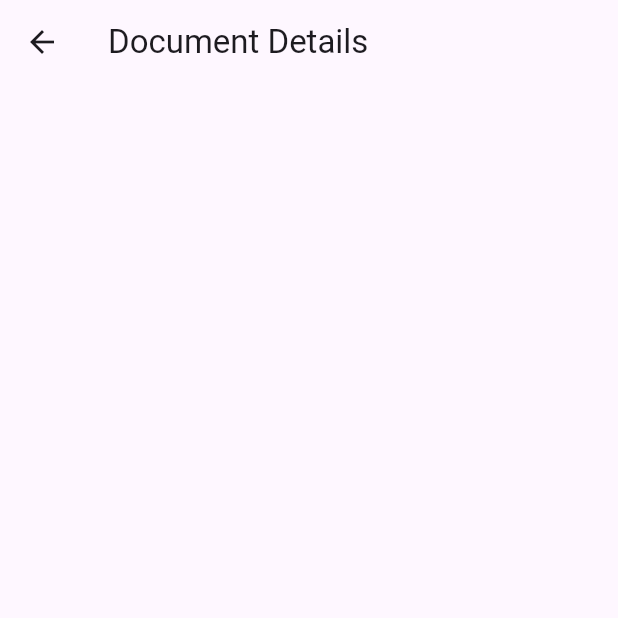
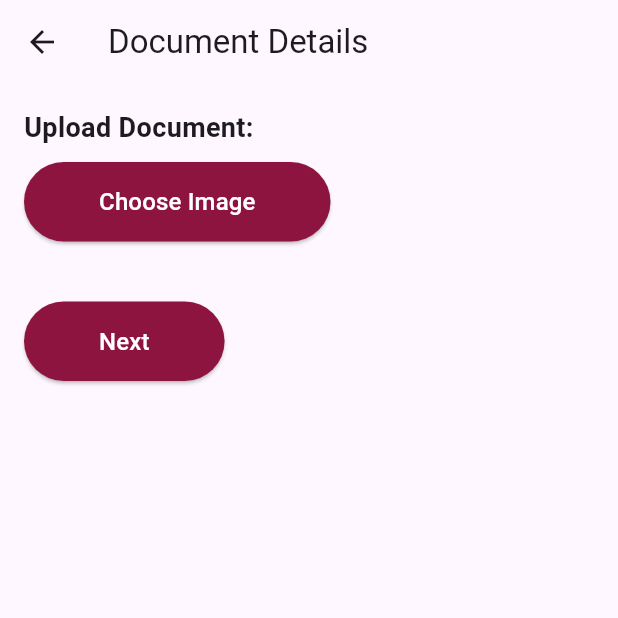
Before and after one commit to pulkitniua/upyog-mobile-app-practice, a Flutter app: the DocumentDetails screen opened directly, on a phone screen of 412 x 824 dp, the top half of it. Run offline on Flutter 3.47's test engine with Material 3 defaults, Android fonts, the light colour scheme and no system bars; our stand-ins replace dio, flutter_secure_storage, image_picker; missing offline and left inert: flutter_gradient_text; accounts and stored records are empty; network calls fail.

Commit message:
Developed document details screen

```diff
--- a/lib/widgets/modules/e_waste/document_details.dart
+++ b/lib/widgets/modules/e_waste/document_details.dart
@@ -1,17 +1,150 @@
+import 'dart:io';
 import 'package:flutter/material.dart';
+import 'package:image_picker/image_picker.dart';
+import 'package:http/http.dart' as http;
+import 'package:http_parser/http_parser.dart';
+import 'package:upyog/widgets/modules/e_waste/applicant_details.dart';
 
 class DocumentDetails extends StatefulWidget {
   const DocumentDetails({super.key});
 
   @override
-  State<DocumentDetails> createState() => _DocumentDetailsState();
+  _DocumentDetailsState createState() => _DocumentDetailsState();
 }
 
 class _DocumentDetailsState extends State<DocumentDetails> {
+  final ImagePicker _picker = ImagePicker();
+  List<XFile> _imageFiles = [];
+  String _apiResponse = '';  // To store API response for display
+
+  // Function to pick image and call API
+  Future<void> _pickImage() async {
+    // Image picker to select image
+    final pickedFile = await _picker.pickImage(source: ImageSource.gallery);
+
+    if (pickedFile != null) {
+      setState(() {
+        _imageFiles.add(pickedFile);
+      });
+
+      // Trigger the API call to upload the image
+      await _uploadImage(pickedFile);
+    }
+  }
+
+  // Function to upload image to API
+  Future<void> _uploadImage(XFile imageFile) async {
+    try {
+      var uri = Uri.parse('https://niuatt.niua.in/filestore/v1/files');
+
+      // Determine the file type dynamically
+      String fileExtension = imageFile.path.split('.').last.toLowerCase();
+      MediaType mediaType;
+
+      if (fileExtension == 'jpeg' || fileExtension == 'jpg') {
+        mediaType = MediaType('image', fileExtension);  // For images (jpeg, jpg)
+      } else if (fileExtension == 'pdf') {
+        mediaType = MediaType('application', 'pdf');  // For PDF files
+      } else {
+        mediaType = MediaType('application', 'octet-stream');  // Fallback for unknown types
+      }
+
+      var request = http.MultipartRequest('POST', uri)
+        ..fields['tenantId'] = 'pg'
+        ..fields['module'] = 'EWASTE'
+        ..files.add(await http.MultipartFile.fromPath(
+          'file',
+          imageFile.path,
+          contentType: mediaType,  // Set dynamic content type based on file type
+        ));
+
+      var response = await request.send();
+
+      // Collect the response body for display
+      final responseBody = await response.stream.bytesToString();
+
+      if (response.statusCode == 201) {
+        setState(() {
+          _apiResponse = 'File uploaded successfully';
+        });
+      } else {
+        setState(() {
+          _apiResponse = 'Failed! Status Code: ${response.statusCode}\nResponse Body: $responseBody';
+        });
+      }
+    } catch (e) {
+      print("Error occurred during image upload: $e");
+      setState(() {
+        _apiResponse = 'Error occurred during the upload: $e';
+      });
+    }
+  }
+
+  // Function to navigate to the next screen
+  void _goToNextScreen() {
+
+   Navigator.push(context, MaterialPageRoute(builder: (context) => const ApplicantDetails()));
+
+  }
+
   @override
   Widget build(BuildContext context) {
     return Scaffold(
-      appBar: AppBar(title: const Text('Document Details'),),
+      appBar: AppBar(title: const Text('Document Details')),
+      body: Padding(
+        padding: const EdgeInsets.all(16.0),
+        child: Column(
+          crossAxisAlignment: CrossAxisAlignment.start,
+          children: [
+            const Text(
+              'Upload Document:',
+              style: TextStyle(fontSize: 18, fontWeight: FontWeight.bold),
+            ),
+            const SizedBox(height: 10),
+            ElevatedButton(
+              onPressed: _pickImage,
+              style: ElevatedButton.styleFrom(
+                backgroundColor: const Color(0xFF8D143F),
+                padding: const EdgeInsets.symmetric(horizontal: 50, vertical: 15),
+              ),
+              child: const Text('Choose Image',style: TextStyle(fontSize: 16, color: Colors.white),),
+            ),
+            const SizedBox(height: 20),
+            // Display selected images
+            if (_imageFiles.isNotEmpty)
+              Column(
+                children: _imageFiles.map((file) {
+                  return ListTile(
+                    leading: file.name.endsWith('.pdf')
+                        ? Icon(Icons.picture_as_pdf, color: Colors.red)
+                        : Image.file(File(file.path), width: 50, height: 50),
+                    title: Text(file.name),
+                  );
+                }).toList(),
+              ),
+            const SizedBox(height: 20),
+            // Display API response (success/failure)
+            if (_apiResponse.isNotEmpty)
+              Padding(
+                padding: const EdgeInsets.all(8.0),
+                child: Text(
+                  _apiResponse,
+                  style: const TextStyle(fontSize: 14, color: Colors.black),
+                ),
+              ),
+
+            // Next button to navigate to the next screen
+            ElevatedButton(
+              onPressed: _goToNextScreen,
+              style: ElevatedButton.styleFrom(
+                backgroundColor: const Color(0xFF8D143F),
+                padding: const EdgeInsets.symmetric(horizontal: 50, vertical: 15),
+              ),
+              child: const Text('Next', style: TextStyle(fontSize: 16, color: Colors.white)),
+            ),
+          ],
+        ),
+      ),
     );
   }
 }
--- a/pubspec.yaml
+++ b/pubspec.yaml
@@ -35,7 +35,8 @@ dependencies:
   provider:
   dio:
   flutter_secure_storage:
-
+  image_picker:
+  http_parser:
   # The following adds the Cupertino Icons font to your application.
   # Use with the CupertinoIcons class for iOS style icons.
   cupertino_icons: ^1.0.2
```
Also changed, not shown: lib/widgets/modules/e_waste/applicant_details.dart (added, +17 -0 lines), pubspec.lock, 5 other files.
